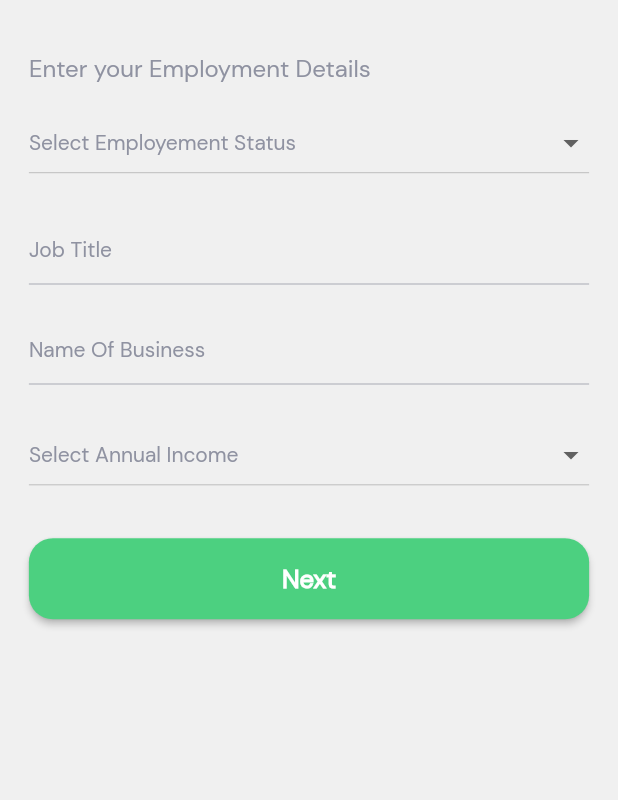
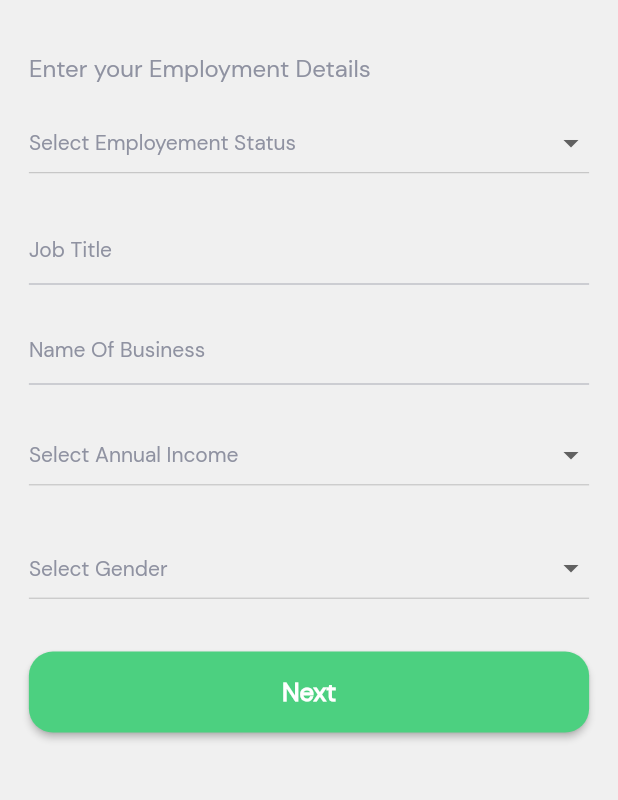
Before and after one commit to vishal88patel/MySecureApp, a Flutter app: the PersonalDetailScreen screen opened directly, on a phone screen of 412 x 824 dp, the part 360-1160 px from its top. Run offline on Flutter 3.47's test engine with Material 2 defaults, Android fonts, the phone set to English and light mode, and no system bars; drawn by our look-alikes of dropdown_button2; our stand-ins replace cached_network_image, connectivity_plus, dotted_line, firebase_core, fl_chart, flutter_svg and 8 more; missing offline and left inert: d_chart, dart:ffi, platform_device_id, qr_code_scanner; accounts and stored records are empty; network calls fail.

Commit message:
figma design

```diff
--- /dev/null
+++ b/lib/presentation/BitCoinScreen/binding/bitcoin_screen_binding.dart
@@ -0,0 +1,9 @@
+import '../controller/bitcoin_screen_controller.dart';
+import 'package:get/get.dart';
+
+class NotificationScreenBinding extends Bindings {
+  @override
+  void dependencies() {
+    Get.lazyPut(() => BitCoinScreenController());
+  }
+}
--- a/lib/presentation/DashBoardScreen/dashboard_screen.dart
+++ b/lib/presentation/DashBoardScreen/dashboard_screen.dart
@@ -5,6 +5,7 @@ import 'package:my_secure_app/presentation/statistic/statistic.dart';
 import 'package:my_secure_app/utils/HelperFiles/math_utils.dart';
 
 import '../../App Configurations/color_constants.dart';
+import '../BitCoinScreen/bitcoin_screen.dart';
 import '../HomeScreen/home_screen.dart';
 import '../NotificationScreen/notification_screen.dart';
 import '../ScanScreen/scan_screen.dart';
@@ -27,7 +28,7 @@ class DashBoardScreen extends StatelessWidget {
               HomeScreen(),
               StatisticScreen(),
               ScanScreen(),
-              NotificationScreen(),
+              BitCoinScreen(),
               ProfileScreen(),
               // TransactionScreen(),
               // LinkBankListScreen(),
--- a/lib/presentation/EnterAddress/controller/enter_address_screen_controller.dart
+++ b/lib/presentation/EnterAddress/controller/enter_address_screen_controller.dart
@@ -43,11 +43,7 @@ class EnterAddressScreenController extends GetxController {
       UIUtils.showSnakBar(
           bodyText: "Please enter first address",
           headerText: StringConstants.ERROR);
-    } else if (address02Controller.text.isEmpty) {
-      UIUtils.showSnakBar(
-          bodyText: "Please enter second address",
-          headerText: StringConstants.ERROR);
-    } else if (cityController.text.isEmpty) {
+    }  else if (cityController.text.isEmpty) {
       UIUtils.showSnakBar(
           bodyText: "Please enter city", headerText: StringConstants.ERROR);
     } else if (selectedState.value.isEmpty) {
--- a/lib/presentation/PersonalDetails/controller/personal_detail_screen_controller.dart
+++ b/lib/presentation/PersonalDetails/controller/personal_detail_screen_controller.dart
@@ -33,12 +33,16 @@ class PersonalScreenController extends GetxController {
   TextEditingController employmentNameController = TextEditingController();
   TextEditingController jobTitleController = TextEditingController();
   TextEditingController annualIncomeController = TextEditingController();
+  TextEditingController businessNameController = TextEditingController();
   var purposeOfOpeningAcc = "".obs;
   var employmentStatus = "Employeed".obs;
   String? employmentStatusDropDownValue;
   var setSelectedAnnualIncome = "Less than \$25,000".obs;
+  var setSelectedGender = "".obs;
   String? setSelectedAnnualIncomeDropdown;
+  String? setSelectedForGender;
   var dropdownTextForStatus = ['Employeed', 'Retired', 'Disability','Self Employed'].obs;
+  var dropdownTextForGender = ['Male', 'Female', 'Other'].obs;
   var dropdownTextForIncome = ['Less than \$25,000', '\$25,000 - \$50,000',
     '\$50,000 - \$75,000','\$75,000 - \$1,00,000','Greter than \$1,00,000'].obs;
   var loanModel = GetLoanTypeResponseModel().obs;
@@ -106,6 +110,12 @@ class PersonalScreenController extends GetxController {
     setSelectedAnnualIncomeDropdown=setSelectedAnnualIncome.value;
     dropdownTextForIncome.refresh();
   }
+  void setGender(String value){
+    setSelectedGender.value = value;
+    // annualIncomeController.text=setSelectedAnnualIncome.value;
+    setSelectedForGender=setSelectedGender.value;
+    dropdownTextForGender.refresh();
+  }
 
   Future<void> getLoanTypeApi() async {
     ApiService()
@@ -171,6 +181,10 @@ class PersonalScreenController extends GetxController {
       UIUtils.showSnakBar(
           bodyText: "Please enter annual income",
           headerText: StringConstants.ERROR);
+    }else if (setSelectedGender.isEmpty || setSelectedGender=="") {
+      UIUtils.showSnakBar(
+          bodyText: "Please Select Gender",
+          headerText: StringConstants.ERROR);
     }  else {
       // callRegisterApi();
       Get.to(()=> LoaderScreen(AppRoutes.purpouseAccountScreen),transition: Transition.rightToLeft);
@@ -204,7 +218,7 @@ class PersonalScreenController extends GetxController {
             mobile: loginEmailController.phoneController.text.isEmpty?"":loginEmailController.phoneController.text,
             password: createPasswordController.confirmPassController.text,
             address_1: enterAddressController.address01Controller.text,
-            address_2: enterAddressController.address02Controller.text,
+            address_2: enterAddressController.address02Controller.text??"",
             city: enterAddressController.cityController.text,
             state: enterAddressController.selectedState!.value,
             zip_code: enterAddressController.zipCodeController.text,
@@ -227,7 +241,7 @@ class PersonalScreenController extends GetxController {
           mobile: loginEmailController.phoneController.text.isEmpty?"":loginEmailController.phoneController.text,
           password: createPasswordController.confirmPassController.text,
           address_1: enterAddressController.address01Controller.text,
-          address_2: enterAddressController.address02Controller.text,
+          address_2: enterAddressController.address02Controller.text??"",
           city: enterAddressController.cityController.text,
           state: enterAddressController.selectedState!.value,
           zip_code: enterAddressController.zipCodeController.text,
--- a/lib/presentation/PersonalDetails/personal_detail_screen.dart
+++ b/lib/presentation/PersonalDetails/personal_detail_screen.dart
@@ -164,7 +164,7 @@ class PersonalDetailScreen extends StatelessWidget {
                     Obx(
                           ()=> personalDetailController.nameOfBusinessTitle.value?AppTextField(
                         hintText: 'Name Of Business',
-                        controller: personalDetailController.jobTitleController,
+                        controller: personalDetailController.businessNameController,
                       ):Container(),
                     ),
                     SizedBox(
@@ -240,6 +240,66 @@ class PersonalDetailScreen extends StatelessWidget {
                     SizedBox(
                       height: getVerticalSize(40),
                     ),
+
+
+
+                    Obx(
+                          ()=> DropdownButton2(
+                        isExpanded: true,
+                        isDense: true,
+                        hint: Text(
+                          'Select Gender',
+                          style: AppStyle.DmSansFont.copyWith(
+                              color: ColorConstant.grey8F,
+                              fontWeight: FontWeight.w400,
+                              fontSize: getFontSize(16)),
+                          ),
+                        items: personalDetailController.dropdownTextForGender
+                            .map((item) =>
+                            DropdownMenuItem<String>(
+                              value: item,
+                              child: Text(
+                                item,
+                                style: const TextStyle(
+                                  fontSize: 14,
+                                ),
+                              ),
+                            ))
+                            .toList(),
+                        selectedItemBuilder: (BuildContext context) {
+                          //<-- SEE HERE
+                          return <String>[
+                            'Flight',
+                            'Car',
+                            'Train',
+
+                          ].map((String value) {
+                            return Text(
+                              personalDetailController.setSelectedGender.value,
+                              style: AppStyle.DmSansFont.copyWith(
+                                  color: ColorConstant.grey8F,
+                                  fontWeight: FontWeight.w400,
+                                  fontSize: getFontSize(16)),
+
+                            );
+                          }).toList();
+                        },
+                        value:
+                        personalDetailController.setSelectedForGender,
+                        onChanged: (newValue) {
+                          personalDetailController
+                              .setGender(newValue.toString());
+                        },
+                        buttonHeight: 40,
+                        buttonWidth: size.width,
+                        itemHeight: 40,
+                        dropdownMaxHeight: 350,
+                      ),
+
+                    ),
+                    SizedBox(
+                      height: getVerticalSize(40),
+                    ),
                     AppElevatedButton(
                       buttonName: 'Next',
                       onPressed: () {
--- a/lib/presentation/SplashScreen/controller/splash_screen_controller.dart
+++ b/lib/presentation/SplashScreen/controller/splash_screen_controller.dart
@@ -38,9 +38,9 @@ class SplashScreenController extends GetxController {
       Future.delayed(Duration(milliseconds: 1000), () {
         // Get.offAllNamed(AppRoutes.loginScreen);
         // Get.offAll(HomeScreen());
-        Get.offAllNamed(AppRoutes.dashBoardScreen,
-            arguments: {"bottomTabCount": 0});
-        //Get.offAllNamed(AppRoutes.onBoardingScreen);
+        // Get.offAllNamed(AppRoutes.dashBoardScreen,
+        //     arguments: {"bottomTabCount": 0});
+        Get.offAllNamed(AppRoutes.onBoardingScreen);
         // Get.offAll(HomeScreen());
       });
     }
```
Also changed, not shown: lib/presentation/BitCoinScreen/bitcoin_screen.dart (added, +249 -0 lines), lib/presentation/BitCoinScreen/controller/bitcoin_screen_controller.dart (added, +24 -0 lines), lib/presentation/PersonalDetails/Purpouse_opening_account_screen.dart (+13 -2 lines), 2 other files.
